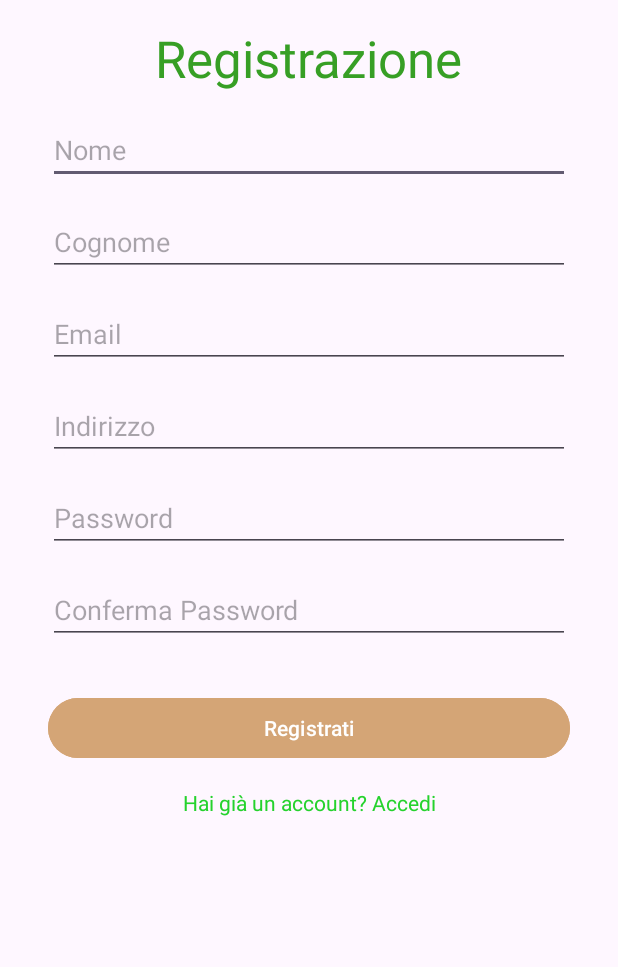
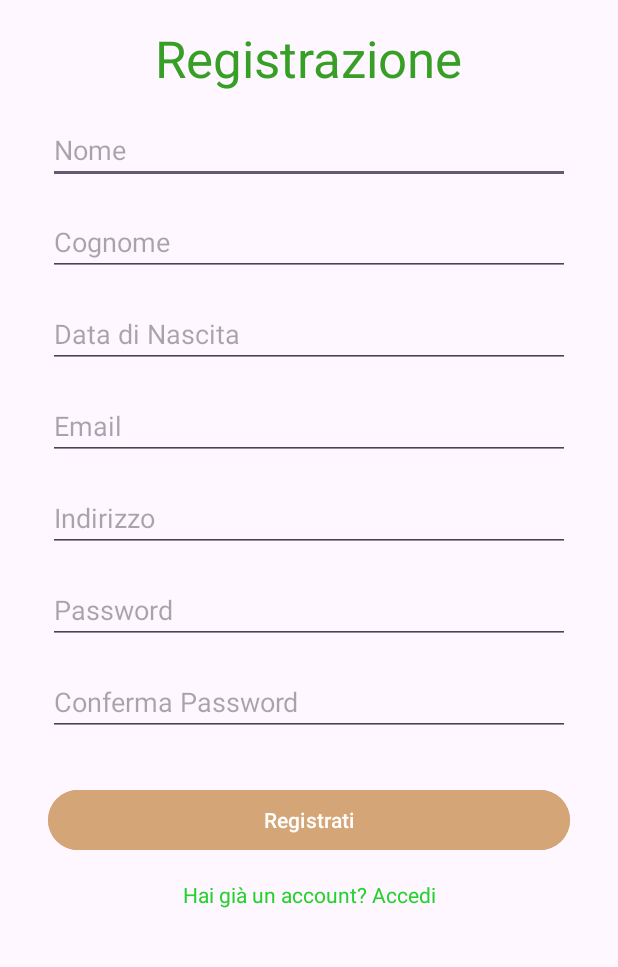
Before and after one commit to Tensa53/WasteGone, an Android app: the RegisterActivity screen opened directly, with no data from a screen before it, after a tap on "Registrati", on a phone screen of 412 x 824 dp, the part 222-1189 px from its top. Run offline under Robolectric (Android 15) with nearby library versions, the phone set to English and light mode, and no system bars.

Commit message:
Feat: Aggiunto campo "Data di Nascita" a register

```diff
--- a/app/src/main/java/it/giga/wastegone/gestioneProfiloUtente/application/activity/RegisterActivity.java
+++ b/app/src/main/java/it/giga/wastegone/gestioneProfiloUtente/application/activity/RegisterActivity.java
@@ -1,5 +1,6 @@
 package it.giga.wastegone.gestioneProfiloUtente.application.activity;
 
+import android.app.DatePickerDialog;
 import android.content.Intent;
 import android.os.Bundle;
 import android.view.View;
@@ -13,12 +14,15 @@ import androidx.core.graphics.Insets;
 import androidx.core.view.ViewCompat;
 import androidx.core.view.WindowInsetsCompat;
 
+import java.util.Calendar;
+
 import it.giga.wastegone.R;
 
 public class RegisterActivity extends AppCompatActivity {
 
     private EditText etNome;
     private EditText etCognome;
+    private EditText etDataNascita;
     private EditText etEmail;
     private EditText etIndirizzo;
     private EditText etPassword;
@@ -41,6 +45,7 @@ public class RegisterActivity extends AppCompatActivity {
 
         etNome = findViewById(R.id.etNome);
         etCognome = findViewById(R.id.etCognome);
+        etDataNascita=findViewById(R.id.etDataNascita);
         etEmail = findViewById(R.id.etEmail);
         etIndirizzo = findViewById(R.id.etIndirizzo);
         etPassword = findViewById(R.id.etPassword);
@@ -48,28 +53,33 @@ public class RegisterActivity extends AppCompatActivity {
         btnRegistrati = findViewById(R.id.btnRegistrati);
         tvLogin = findViewById(R.id.tvLogin);
 
+
         //fa onclick e manda le informazioni del form al metodo che permette la registrazione
         btnRegistrati.setOnClickListener(new View.OnClickListener() {
             public void onClick(View v) {
 
                 String nome = etNome.getText().toString();
                 String cognome = etCognome.getText().toString();
+                String dataNascita = etDataNascita.getText().toString();
                 String indirizzo = etIndirizzo.getText().toString();
                 String email = etEmail.getText().toString();
                 String password = etPassword.getText().toString();
                 String confermaPassword = etConfermaPassword.getText().toString();
 
+
                 // Metodo da implementare onRegisterClicked
                 // Metodo da implemetare CheckPass (vedere se password è uguale a confermaPassword)
 
                 if(checkPass(password,confermaPassword)){
-                    onRegisterClicked(nome, cognome, indirizzo, email, password);
+                    onRegisterClicked(nome, cognome, dataNascita, indirizzo, email, password);
                 }else{
                     //errore nella compilazione della password
                 }
 
             }
         });
+
+
 
         tvLogin.setOnClickListener(new View.OnClickListener() {
             @Override
@@ -79,7 +89,23 @@ public class RegisterActivity extends AppCompatActivity {
             }
         });
 
+        //apre il calendario e fa decidere la data
+        etDataNascita.setOnClickListener(v -> {
+            Calendar calendar = Calendar.getInstance();
+            int year = calendar.get(Calendar.YEAR);
+            int month = calendar.get(Calendar.MONTH);
+            int day = calendar.get(Calendar.DAY_OF_MONTH);
 
+            DatePickerDialog datePickerDialog = new DatePickerDialog(
+                    this,
+                    (view, selectedYear, selectedMonth, selectedDay) -> {
+                        String selectedDate = selectedDay + "/" + (selectedMonth + 1) + "/" + selectedYear;
+                        etDataNascita.setText(selectedDate);
+                    },
+                    year, month, day
+            );
+            datePickerDialog.show();
+        });
 
     }
     //manda alla pagina Login, il nome dell'activity di Login va cambiata secondo le  Naming Convention
@@ -89,7 +115,7 @@ public class RegisterActivity extends AppCompatActivity {
     }
 
     //fa la registrazione
-    private void onRegisterClicked (String nome, String cognome, String indirizzo, String email, String password){
+    private void onRegisterClicked (String nome, String cognome, String dataNascita, String indirizzo, String email, String password){
     }
 
 
--- a/app/src/main/res/layout/activity_register.xml
+++ b/app/src/main/res/layout/activity_register.xml
@@ -61,6 +61,26 @@
         app:layout_constraintStart_toStartOf="parent"
         app:layout_constraintTop_toBottomOf="@+id/etNome" />
 
+    <EditText
+        android:id="@+id/etDataNascita"
+        android:layout_width="0dp"
+        android:layout_height="wrap_content"
+        android:layout_marginStart="32dp"
+        android:layout_marginTop="16dp"
+        android:layout_marginEnd="32dp"
+        android:hint="Data di Nascita"
+        android:focusable="false"
+        android:clickable="true"
+        android:inputType="none"
+        app:layout_constraintEnd_toEndOf="parent"
+        app:layout_constraintStart_toStartOf="parent"
+        app:layout_constraintTop_toBottomOf="@+id/etCognome" />
+
+
+
+
+
+
     <!-- Campo Email -->
     <EditText
         android:id="@+id/etEmail"
@@ -73,7 +93,7 @@
         android:inputType="textEmailAddress"
         app:layout_constraintEnd_toEndOf="parent"
         app:layout_constraintStart_toStartOf="parent"
-        app:layout_constraintTop_toBottomOf="@+id/etCognome" />
+        app:layout_constraintTop_toBottomOf="@+id/etDataNascita" />
 
     <!-- Campo Indirizzo -->
     <EditText
```
